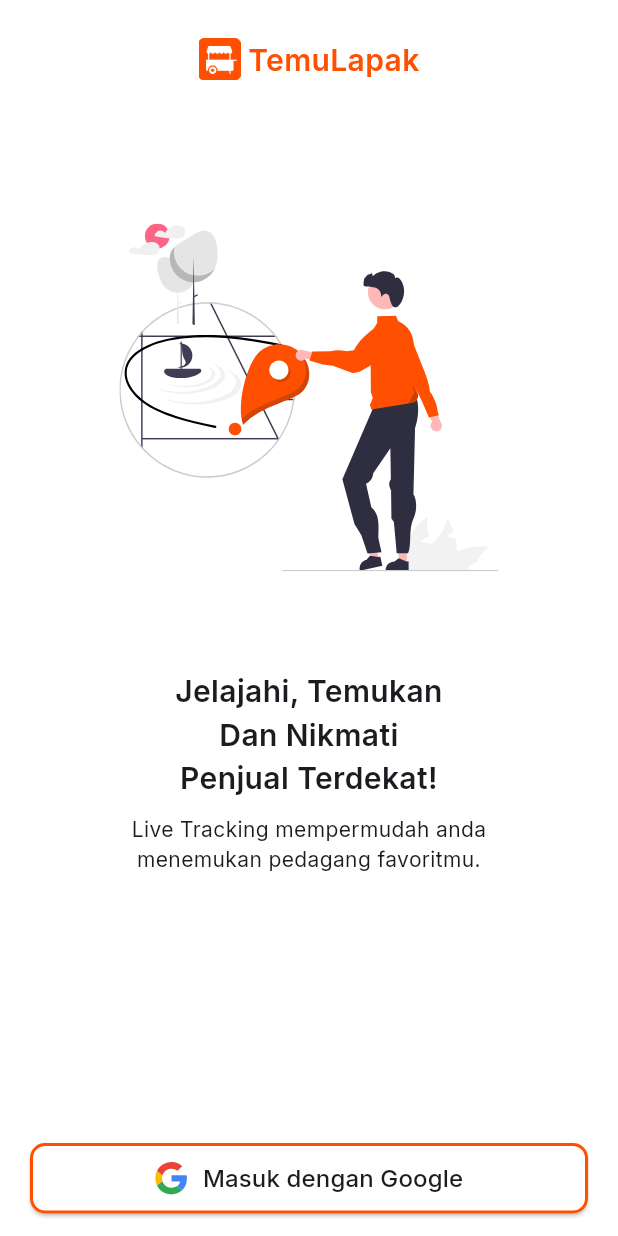
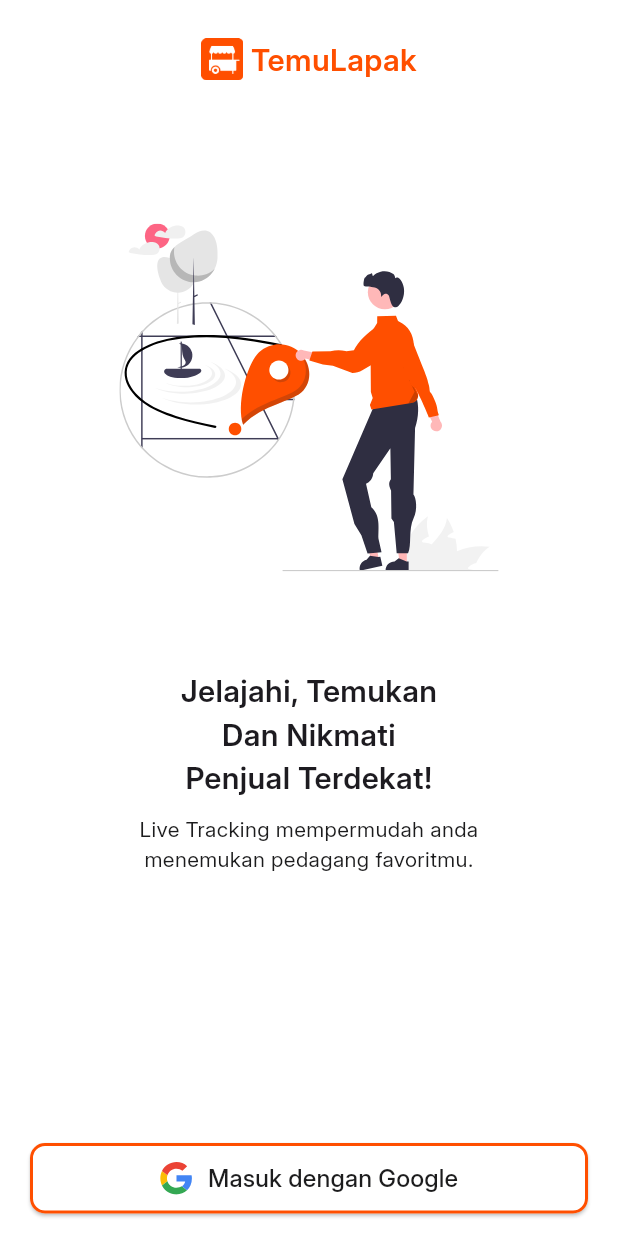
Before and after one commit to GigantiX/TemuLapak, a Flutter app: the screen it shows after launch, on a phone screen of 412 x 824 dp. Run offline on Flutter 3.47's test engine with Material 3 defaults, Android fonts, the phone set to English and light mode, and no system bars; our stand-ins replace carousel_slider, cloud_firestore, connectivity_plus, firebase_auth, firebase_core, flutter_riverpod and 7 more; accounts and stored records are empty.

Commit message:
feat: add font offline

```diff
--- a/lib/main.dart
+++ b/lib/main.dart
@@ -2,7 +2,6 @@
 import 'package:flutter/material.dart';
 import 'package:flutter/services.dart';
 import 'package:flutter_riverpod/flutter_riverpod.dart';
-import 'package:google_fonts/google_fonts.dart';
 import 'package:temulapak_app/data/local/hive_service.dart';
 import 'package:temulapak_app/view/chat_page/chat_page.dart';
 import 'package:temulapak_app/view/favorite_page/favorite_page.dart';
@@ -42,7 +41,7 @@
       title: 'TemuLapak',
       theme: ThemeData(
         primarySwatch: Colors.blue,
-        textTheme: GoogleFonts.interTextTheme()
+        fontFamily: 'Inter',
       ),
       home: loginState.user != null ? const NavigationPage() : const LoginPage(),
       routes: {
--- a/lib/view/login_page/login_page.dart
+++ b/lib/view/login_page/login_page.dart
@@ -3,7 +3,6 @@
 import 'package:flutter_riverpod/flutter_riverpod.dart';
 import 'package:flutter_svg/svg.dart';
 import 'package:geolocator/geolocator.dart';
-import 'package:google_fonts/google_fonts.dart';
 import 'package:temulapak_app/assets/mycolor.dart';
 import 'package:temulapak_app/data/location/location_services.dart';
 import 'package:temulapak_app/model/login/login_state.dart';
@@ -70,10 +69,11 @@
                     const SizedBox(width: 5),
                     Text(
                       "TemuLapak",
-                      style: GoogleFonts.inter(
-                          fontWeight: FontWeight.w600,
-                          fontSize: 20,
-                          color: MyColor.orange),
+                      style: TextStyle(
+                        fontSize: 20,
+                        fontWeight: FontWeight.w600,
+                        color: MyColor.orange,
+                      ),
                     ),
                   ],
                 ),
@@ -94,7 +94,7 @@
                     width: 180,
                     child: Text(
                       "Jelajahi, Temukan Dan Nikmati Penjual Terdekat!",
-                      style: GoogleFonts.inter(
+                      style: TextStyle(
                           fontWeight: FontWeight.w600, fontSize: 20),
                       textAlign: TextAlign.center,
                     ),
@@ -106,7 +106,7 @@
                     width: 250,
                     child: Text(
                       "Live Tracking mempermudah anda menemukan pedagang favoritmu.",
-                      style: GoogleFonts.inter(
+                      style: TextStyle(
                           fontWeight: FontWeight.w400,
                           fontSize: 14,
                           color: MyColor.blackPlain),
@@ -201,7 +201,7 @@
                         ),
                         SizedBox(width: 10),
                         Text("Masuk dengan Google",
-                            style: GoogleFonts.inter(
+                            style: TextStyle(
                                 fontWeight: FontWeight.w500,
                                 fontSize: 16,
                                 color: MyColor.blackPlain)),
```
Also changed, not shown: pubspec.yaml (+12 -0 lines), lib/assets/fonts/Inter_Bold.ttf (added), lib/assets/fonts/Inter_Light.ttf (added), lib/assets/fonts/Inter_Medium.ttf (added), lib/assets/fonts/Inter_Regular.ttf (added), lib/assets/fonts/Inter_SemiBold.ttf (added).
